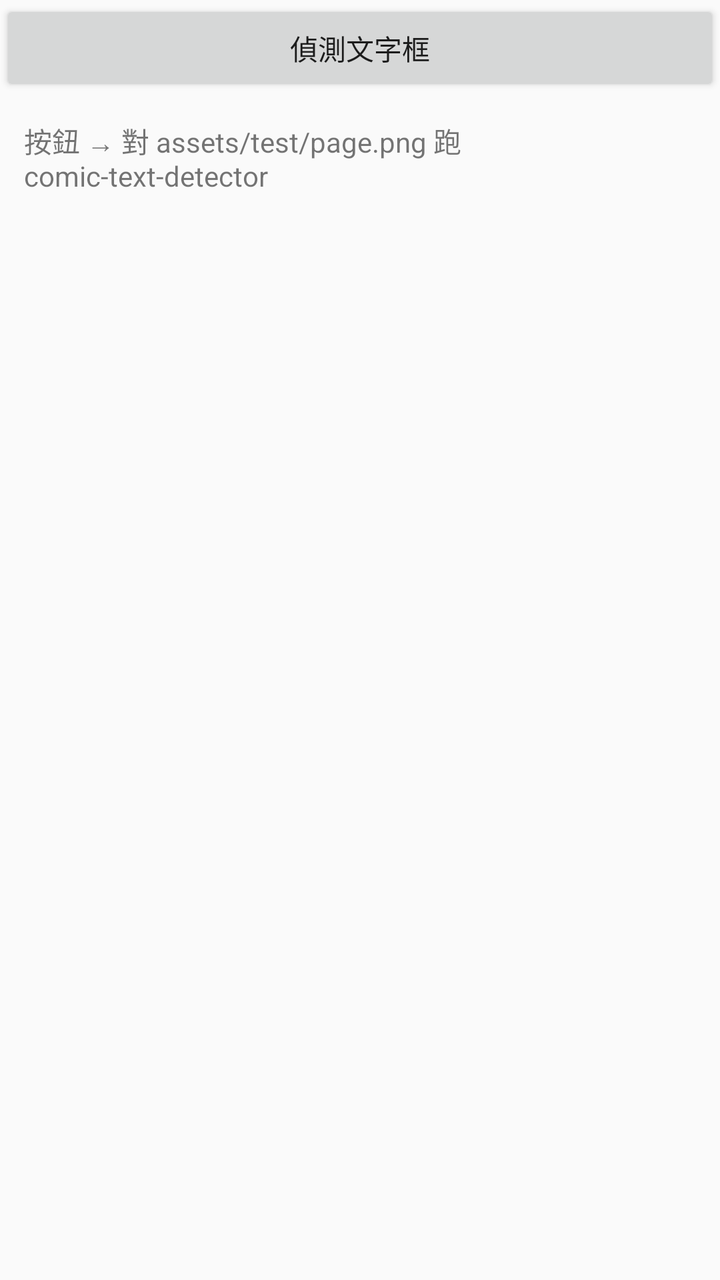
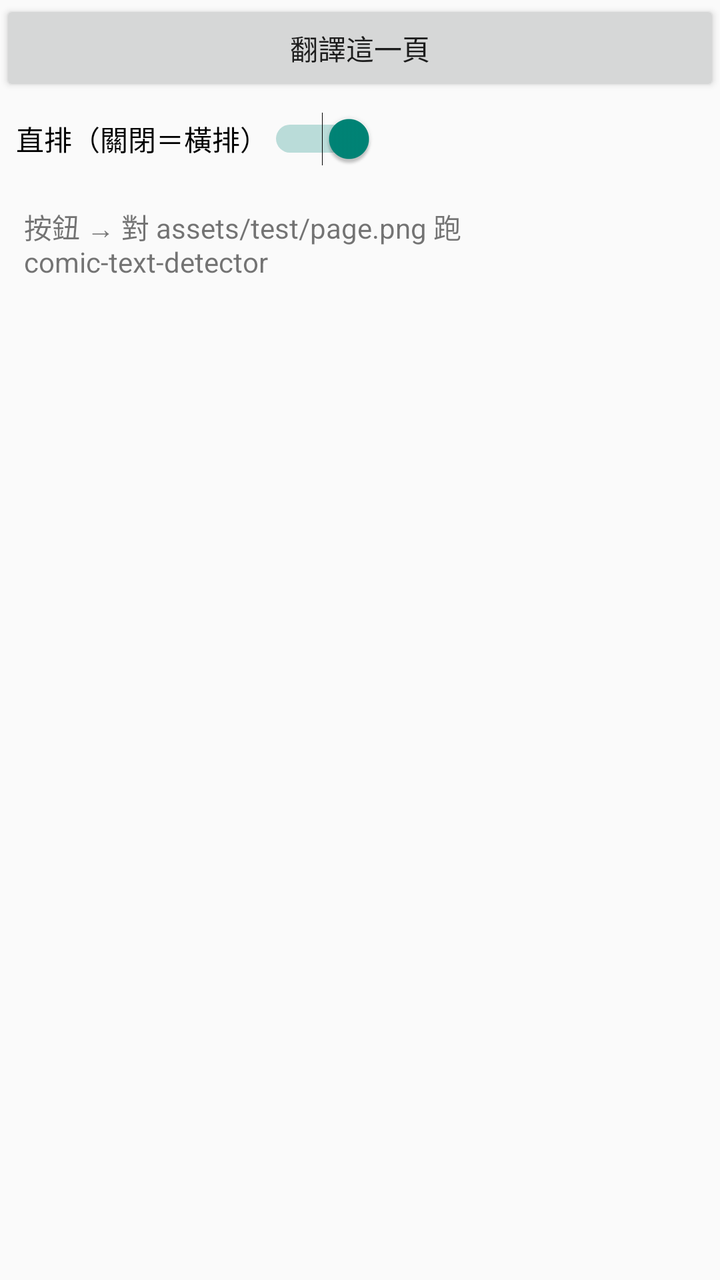

The first picture is an Android layout as it rendered before a commit; the second is the same layout after the commit. The layout source and the unified diff follow.
<!-- AndroidManifest.xml: application theme Theme.AppCompat.DayNight.NoActionBar -->
<!-- res/layout/activity_main.xml -->
<?xml version="1.0" encoding="utf-8"?>
<LinearLayout xmlns:android="http://schemas.android.com/apk/res/android"
    android:layout_width="match_parent"
    android:layout_height="match_parent"
    android:orientation="vertical">

    <Button
        android:id="@+id/detectButton"
        android:layout_width="match_parent"
        android:layout_height="wrap_content"
        android:text="偵測文字框" />

    <TextView
        android:id="@+id/statusText"
        android:layout_width="match_parent"
        android:layout_height="wrap_content"
        android:padding="12dp"
        android:text="按鈕 → 對 assets/test/page.png 跑 comic-text-detector" />

    <ImageView
        android:id="@+id/imageView"
        android:layout_width="match_parent"
        android:layout_height="0dp"
        android:layout_weight="1"
        android:adjustViewBounds="true"
        android:scaleType="fitCenter" />
</LinearLayout>
<!-- resources referenced by this layout -->
<resources>

</resources>

<!-- the commit's change to res/layout/activity_main.xml (unified diff, before → after) -->
@@ -8,7 +8,15 @@
         android:id="@+id/detectButton"
         android:layout_width="match_parent"
         android:layout_height="wrap_content"
-        android:text="偵測文字框" />
+        android:text="翻譯這一頁" />
+
+    <Switch
+        android:id="@+id/verticalSwitch"
+        android:layout_width="wrap_content"
+        android:layout_height="wrap_content"
+        android:layout_margin="8dp"
+        android:checked="true"
+        android:text="直排（關閉＝橫排）" />
 
     <TextView
         android:id="@+id/statusText"
